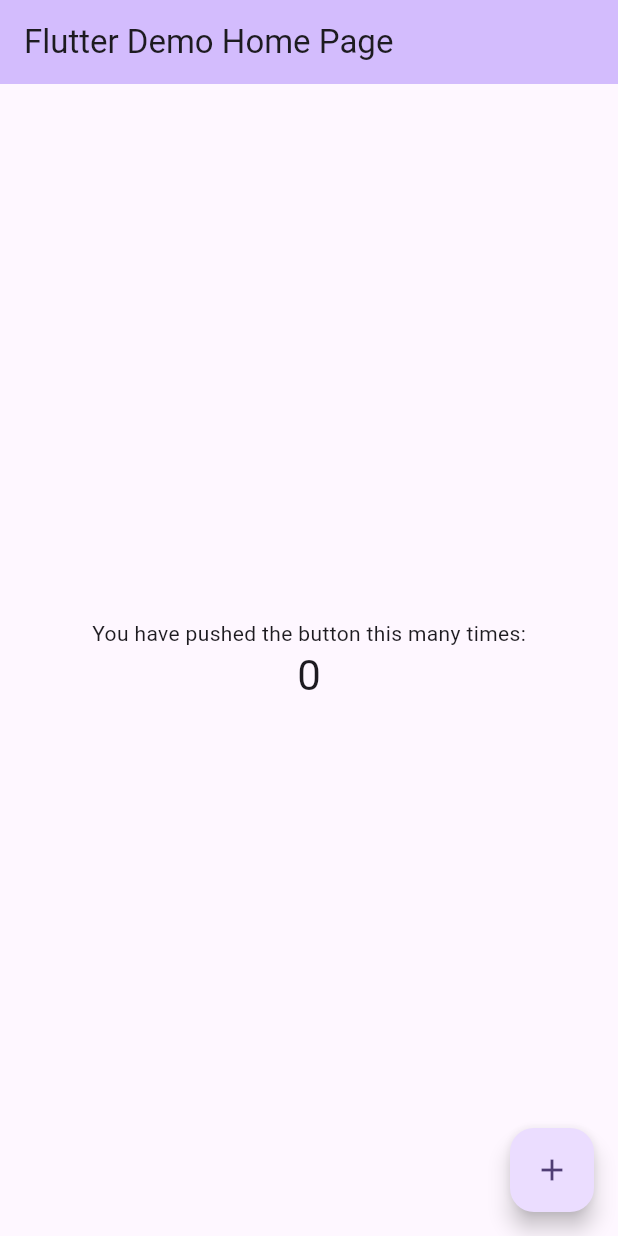
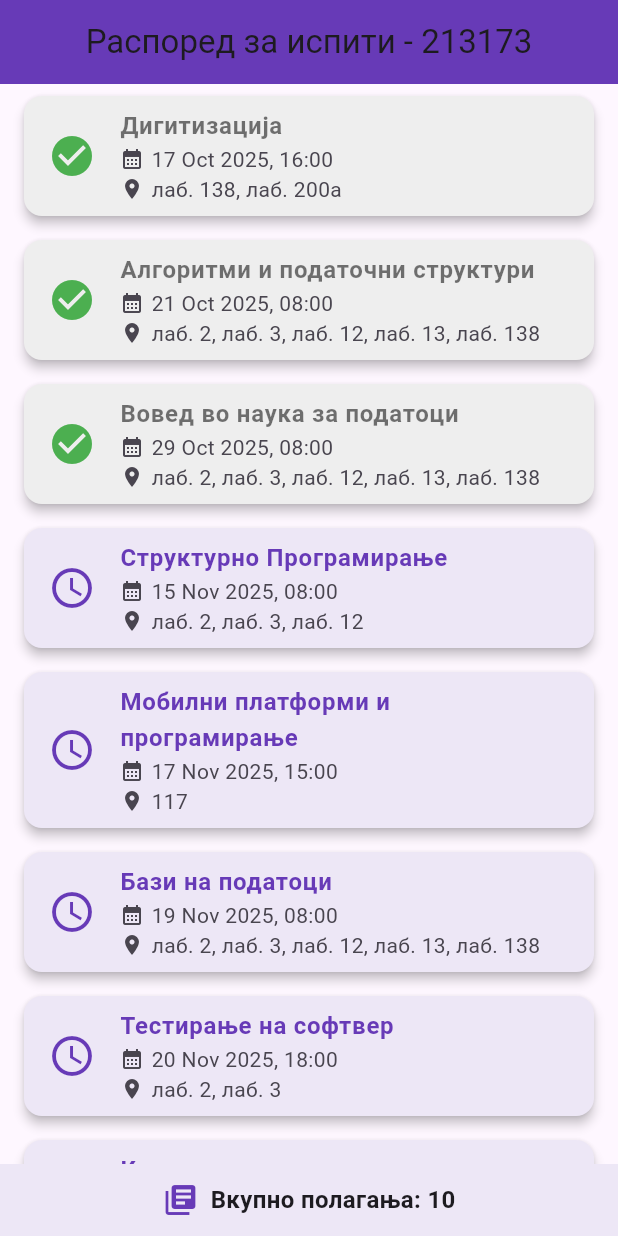
Before and after one commit to janaZografska/lab1MIS, a Flutter app: the screen it shows after launch, on a phone screen of 412 x 824 dp. Run offline on Flutter 3.47's test engine with Material 3 defaults, Android fonts, the phone set to English and light mode, and no system bars.

Commit message:
Mobile App for Exams

```diff
--- a/lib/main.dart
+++ b/lib/main.dart
@@ -1,122 +1,23 @@
 import 'package:flutter/material.dart';
+import 'screens/homescreen.dart';
 
 void main() {
-  runApp(const MyApp());
+  runApp(const ExamApp());
 }
 
-class MyApp extends StatelessWidget {
-  const MyApp({super.key});
+class ExamApp extends StatelessWidget {
+  const ExamApp({super.key});
 
-  // This widget is the root of your application.
   @override
   Widget build(BuildContext context) {
     return MaterialApp(
-      title: 'Flutter Demo',
+      debugShowCheckedModeBanner: false,
+      title: 'Exam Schedule',
       theme: ThemeData(
-        // This is the theme of your application.
-        //
-        // TRY THIS: Try running your application with "flutter run". You'll see
-        // the application has a purple toolbar. Then, without quitting the app,
-        // try changing the seedColor in the colorScheme below to Colors.green
-        // and then invoke "hot reload" (save your changes or press the "hot
-        // reload" button in a Flutter-supported IDE, or press "r" if you used
-        // the command line to start the app).
-        //
-        // Notice that the counter didn't reset back to zero; the application
-        // state is not lost during the reload. To reset the state, use hot
-        // restart instead.
-        //
-        // This works for code too, not just values: Most code changes can be
-        // tested with just a hot reload.
-        colorScheme: ColorScheme.fromSeed(seedColor: Colors.deepPurple),
+        primarySwatch: Colors.deepPurple,
+        useMaterial3: true,
       ),
-      home: const MyHomePage(title: 'Flutter Demo Home Page'),
+      home: const HomeScreen(),
     );
   }
 }
-
-class MyHomePage extends StatefulWidget {
-  const MyHomePage({super.key, required this.title});
-
-  // This widget is the home page of your application. It is stateful, meaning
-  // that it has a State object (defined below) that contains fields that affect
-  // how it looks.
-
-  // This class is the configuration for the state. It holds the values (in this
-  // case the title) provided by the parent (in this case the App widget) and
-  // used by the build method of the State. Fields in a Widget subclass are
-  // always marked "final".
-
-  final String title;
-
-  @override
-  State<MyHomePage> createState() => _MyHomePageState();
-}
-
-class _MyHomePageState extends State<MyHomePage> {
-  int _counter = 0;
-
-  void _incrementCounter() {
-    setState(() {
-      // This call to setState tells the Flutter framework that something has
-      // changed in this State, which causes it to rerun the build method below
-      // so that the display can reflect the updated values. If we changed
-      // _counter without calling setState(), then the build method would not be
-      // called again, and so nothing would appear to happen.
-      _counter++;
-    });
-  }
-
-  @override
-  Widget build(BuildContext context) {
-    // This method is rerun every time setState is called, for instance as done
-    // by the _incrementCounter method above.
-    //
-    // The Flutter framework has been optimized to make rerunning build methods
-    // fast, so that you can just rebuild anything that needs updating rather
-    // than having to individually change instances of widgets.
-    return Scaffold(
-      appBar: AppBar(
-        // TRY THIS: Try changing the color here to a specific color (to
-        // Colors.amber, perhaps?) and trigger a hot reload to see the AppBar
-        // change color while the other colors stay the same.
-        backgroundColor: Theme.of(context).colorScheme.inversePrimary,
-        // Here we take the value from the MyHomePage object that was created by
-        // the App.build method, and use it to set our appbar title.
-        title: Text(widget.title),
-      ),
-      body: Center(
-        // Center is a layout widget. It takes a single child and positions it
-        // in the middle of the parent.
-        child: Column(
-          // Column is also a layout widget. It takes a list of children and
-          // arranges them vertically. By default, it sizes itself to fit its
-          // children horizontally, and tries to be as tall as its parent.
-          //
-          // Column has various properties to control how it sizes itself and
-          // how it positions its children. Here we use mainAxisAlignment to
-          // center the children vertically; the main axis here is the vertical
-          // axis because Columns are vertical (the cross axis would be
-          // horizontal).
-          //
-          // TRY THIS: Invoke "debug painting" (choose the "Toggle Debug Paint"
-          // action in the IDE, or press "p" in the console), to see the
-          // wireframe for each widget.
-          mainAxisAlignment: MainAxisAlignment.center,
-          children: <Widget>[
-            const Text('You have pushed the button this many times:'),
-            Text(
-              '$_counter',
-              style: Theme.of(context).textTheme.headlineMedium,
-            ),
-          ],
-        ),
-      ),
-      floatingActionButton: FloatingActionButton(
-        onPressed: _incrementCounter,
-        tooltip: 'Increment',
-        child: const Icon(Icons.add),
-      ), // This trailing comma makes auto-formatting nicer for build methods.
-    );
-  }
-}
--- /dev/null
+++ b/lib/models/Exam.dart
@@ -0,0 +1,12 @@
+class Exam
+{
+    final String subj;
+    final DateTime dateTime;
+    final List<String> room;
+
+    Exam({
+        required this.subj,
+        required this.dateTime,
+        required this.room,
+    });
+}
--- /dev/null
+++ b/lib/screens/homeScreen.dart
@@ -0,0 +1,73 @@
+import 'package:flutter/material.dart';
+import 'package:lab1/screens/examscreen.dart';
+import '../models/exam.dart';
+import '../widgets/examcard.dart';
+
+
+class HomeScreen extends StatelessWidget {
+  const HomeScreen({super.key});
+
+  @override
+  Widget build(BuildContext context) {
+    List<Exam> exams = [
+      Exam(subj: "Структурно Програмирање", dateTime: DateTime(2025, 11, 15, 8, 0), room: ["лаб. 2", "лаб. 3", "лаб. 12"]),
+      Exam(subj: "Дигитизација", dateTime: DateTime(2025, 10, 17, 16, 0), room: ["лаб. 138", "лаб. 200а"]),
+      Exam(subj: "Мобилни платформи и програмирање", dateTime: DateTime(2025, 11, 17, 15, 0), room: ["117"]),
+      Exam(subj: "Бази на податоци", dateTime: DateTime(2025, 11, 19, 8, 0), room: ["лаб. 2", "лаб. 3", "лаб. 12","лаб. 13", "лаб. 138"]),
+      Exam(subj: "Тестирање на софтвер", dateTime: DateTime(2025, 11, 20, 18, 0), room: ["лаб. 2", "лаб. 3"]),
+      Exam(subj: "Алгоритми и податочни структури", dateTime: DateTime(2025, 10, 21, 8, 0), room: ["лаб. 2", "лаб. 3", "лаб. 12","лаб. 13", "лаб. 138"]),
+      Exam(subj: "Калкулус", dateTime: DateTime(2025, 11, 21, 10, 0), room: ["Б2.2", "Б3.2"]),
+      Exam(subj: "Компјутерски мрежи и безбедност", dateTime: DateTime(2025, 11, 22, 8, 0), room: ["лаб. 2", "лаб. 3", "лаб. 12","лаб. 13", "лаб. 138"]),
+      Exam(subj: "Вовед во наука за податоци", dateTime: DateTime(2025, 10, 29, 8, 0), room: ["лаб. 2", "лаб. 3", "лаб. 12","лаб. 13", "лаб. 138"]),
+      Exam(subj: "Физика", dateTime: DateTime(2025, 11, 27, 8, 0), room: ["Б2.2"]),
+    ];
+
+    exams.sort((a, b) => a.dateTime.compareTo(b.dateTime));
+
+    return Scaffold(
+      appBar: AppBar(
+        title: const Text("Распоред за испити - 213173"),
+        centerTitle: true,
+        backgroundColor: Colors.deepPurple,
+      ),
+      body: Column(
+        children: [
+          Expanded(
+            child: ListView.builder(
+              itemCount: exams.length,
+              itemBuilder: (context, index) {
+                final exam = exams[index];
+                return GestureDetector(
+                  onTap: () {
+                    Navigator.push(
+                      context,
+                      MaterialPageRoute(
+                        builder: (context) => ExamScreen(exam: exam),
+                      ),
+                    );
+                  },
+                  child: ExamCard(exam: exam),
+                );
+              },
+            ),
+          ),
+          Container(
+            padding: const EdgeInsets.all(12),
+            color: Colors.deepPurple.shade50,
+            child: Row(
+              mainAxisAlignment: MainAxisAlignment.center,
+              children: [
+                const Icon(Icons.library_books, color: Colors.deepPurple),
+                const SizedBox(width: 8),
+                Text(
+                  "Вкупно полагања: ${exams.length}",
+                  style: const TextStyle(fontSize: 16, fontWeight: FontWeight.bold),
+                ),
+              ],
+            ),
+          ),
+        ],
+      ),
+    );
+  }
+}
--- /dev/null
+++ b/lib/widgets/examCard.dart
@@ -0,0 +1,55 @@
+import 'package:flutter/material.dart';
+import '../models/exam.dart';
+import 'package:intl/intl.dart';
+
+class ExamCard extends StatelessWidget {
+  final Exam exam;
+  const ExamCard({super.key, required this.exam});
+
+  @override
+  Widget build(BuildContext context) {
+    final now = DateTime.now();
+    final isPast = exam.dateTime.isBefore(now);
+    final formattedDate = DateFormat('dd MMM yyyy, HH:mm').format(exam.dateTime);
+
+    return Card(
+      color: isPast ? Colors.grey.shade200 : Colors.deepPurple.shade50,
+      margin: const EdgeInsets.symmetric(horizontal: 16, vertical: 8),
+      elevation: 3,
+      shape: RoundedRectangleBorder(borderRadius: BorderRadius.circular(12)),
+      child: ListTile(
+        leading: Icon(
+          isPast ? Icons.check_circle : Icons.schedule,
+          color: isPast ? Colors.green : Colors.deepPurple,
+          size: 32,
+        ),
+        title: Text(
+          exam.subj,
+          style: TextStyle(
+            fontWeight: FontWeight.bold,
+            color: isPast ? Colors.black54 : Colors.deepPurple,
+          ),
+        ),
+        subtitle: Column(
+          crossAxisAlignment: CrossAxisAlignment.start,
+          children: [
+            Row(
+              children: [
+                const Icon(Icons.calendar_month, size: 16),
+                const SizedBox(width: 5),
+                Text(formattedDate),
+              ],
+            ),
+            Row(
+              children: [
+                const Icon(Icons.room, size: 16),
+                const SizedBox(width: 5),
+                Text(exam.room.join(', ')),
+              ],
+            ),
+          ],
+        ),
+      ),
+    );
+  }
+}
--- a/pubspec.yaml
+++ b/pubspec.yaml
@@ -30,6 +30,7 @@ environment:
 dependencies:
   flutter:
     sdk: flutter
+  intl: ^0.17.0
 
   # The following adds the Cupertino Icons font to your application.
   # Use with the CupertinoIcons class for iOS style icons.
```
Also changed, not shown: lib/screens/examScreen.dart (added, +92 -0 lines), pubspec.lock, 1 other file.
